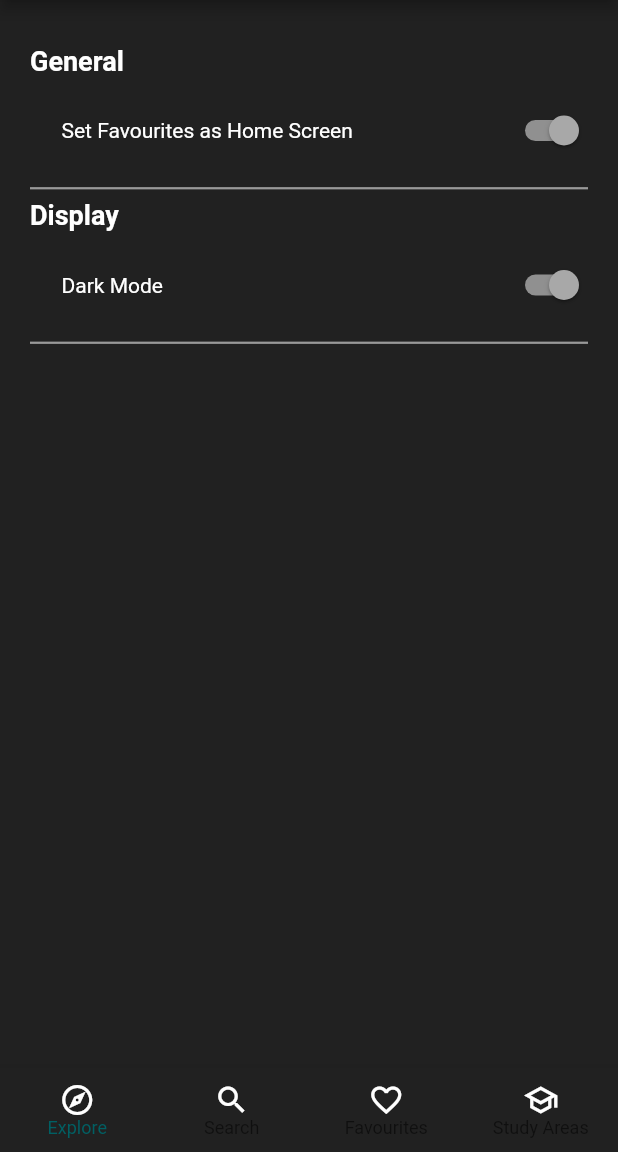
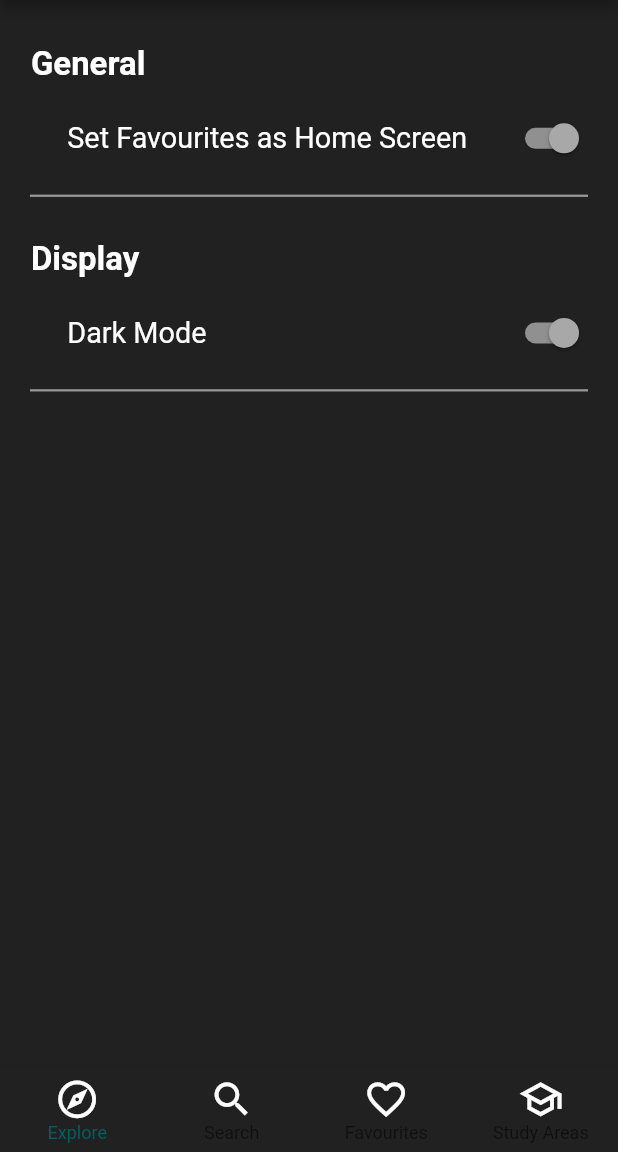
Before and after one commit to hsiaotingluv/AY20-21_HOwGO_Orbital, a Flutter app: the SettingsScreen screen opened by its route, on a phone screen of 412 x 824 dp, the part 84-1236 px from its top. Run offline on Flutter 3.47's test engine with Material 2 defaults, Android fonts, the phone set to English and light mode, and no system bars; our stand-ins replace cloud_firestore, firebase_core, shared_preferences, sizer, sqflite; accounts and stored records are empty.

Commit message:
Modified sizes

```diff
--- a/lib/main.dart
+++ b/lib/main.dart
@@ -1,6 +1,7 @@
 import 'package:flutter/material.dart';
 import 'package:provider/provider.dart';
 import 'package:firebase_core/firebase_core.dart';
+import 'package:sizer/sizer.dart';
 
 import './providers/home_screen_provider.dart';
 import './providers/rooms_provider.dart';
@@ -56,6 +57,7 @@ class MyApp extends StatelessWidget with ChangeNotifier {
       builder: (context, child) {
         final themeSettings = Provider.of<ThemeSettings>(context);
         final pickedHomeScreen = Provider.of<ChooseHomeScreenSettings>(context);
+        return Sizer(builder: (context, orientation, deviceType) {
           return MaterialApp(
             title: 'HOwGO',
             theme: themeSettings.darkTheme ? darkTheme : lightTheme,
@@ -76,6 +78,7 @@ class MyApp extends StatelessWidget with ChangeNotifier {
               StudyAreasScreen.routeName: (ctx) => StudyAreasScreen(),
             },
           );
+        });
       },
     );
   }
--- a/lib/screens/settings_screen.dart
+++ b/lib/screens/settings_screen.dart
@@ -3,7 +3,7 @@ import 'dart:io';
 import 'package:flutter/material.dart';
 import 'package:provider/provider.dart';
 import 'package:flutter/cupertino.dart';
-// import 'package:sizer/sizer.dart';
+import 'package:sizer/sizer.dart';
 
 import '../models/cupertino_switch_list_tile.dart';
 import '../providers/home_screen_provider.dart';
@@ -40,11 +40,13 @@ class _SettingsScreenState extends State<SettingsScreen> {
               child: Text(
                 'General',
                 style: TextStyle(
-                  fontSize: 18,
+                  fontSize: 16.sp,
                   fontWeight: FontWeight.bold,
                 ),
               ),
-              margin: EdgeInsets.only(left: 20),
+              margin: EdgeInsets.only(
+                left: 5.w,
+              ),
             ),
             Platform.isAndroid
                 ? Container(
@@ -53,7 +55,7 @@ class _SettingsScreenState extends State<SettingsScreen> {
                       title: Text(
                         'Set Favourites as Home Screen',
                         style: TextStyle(
-                          fontSize: 14,
+                          fontSize: 14.sp,
                           color: Theme.of(context).textTheme.bodyText2.color,
                         ),
                       ),
@@ -65,8 +67,8 @@ class _SettingsScreenState extends State<SettingsScreen> {
                       },
                     ),
                     padding: EdgeInsets.only(
-                      left: 25,
-                      top: 8,
+                      left: 7.w,
+                      top: 1.h,
                     ),
                   )
                 : Container(
@@ -75,7 +77,7 @@ class _SettingsScreenState extends State<SettingsScreen> {
                       title: Text(
                         'Set Favourites as Home Screen',
                         style: TextStyle(
-                          fontSize: 14,
+                          fontSize: 14.sp,
                           color: Theme.of(context).textTheme.bodyText2.color,
                         ),
                       ),
@@ -87,8 +89,8 @@ class _SettingsScreenState extends State<SettingsScreen> {
                       },
                     ),
                     padding: EdgeInsets.only(
-                      left: 25,
-                      top: 8,
+                      left: 7.w,
+                      top: 1.h,
                     ),
                   ),
             Divider(
@@ -98,17 +100,19 @@ class _SettingsScreenState extends State<SettingsScreen> {
               thickness: 1.5,
             ),
             Container(
-              height: 3,
+              height: 3.h,
             ),
             Container(
               child: Text(
                 'Display',
                 style: TextStyle(
-                  fontSize: 18,
+                  fontSize: 16.sp,
                   fontWeight: FontWeight.bold,
                 ),
               ),
-              margin: EdgeInsets.only(left: 20),
+              margin: EdgeInsets.only(
+                left: 5.w,
+              ),
             ),
             Platform.isAndroid
                 ? Container(
@@ -117,7 +121,7 @@ class _SettingsScreenState extends State<SettingsScreen> {
                       title: Text(
                         'Dark Mode',
                         style: TextStyle(
-                          fontSize: 14,
+                          fontSize: 14.sp,
                           color: Theme.of(context).textTheme.bodyText2.color,
                         ),
                       ),
@@ -129,8 +133,8 @@ class _SettingsScreenState extends State<SettingsScreen> {
                       },
                     ),
                     padding: EdgeInsets.only(
-                      left: 25,
-                      top: 8,
+                      left: 7.w,
+                      top: 1.h,
                     ),
                   )
                 : Container(
@@ -139,7 +143,7 @@ class _SettingsScreenState extends State<SettingsScreen> {
                       title: Text(
                         'Dark Mode',
                         style: TextStyle(
-                          fontSize: 15,
+                          fontSize: 14.sp,
                           color: Theme.of(context).textTheme.bodyText2.color,
                         ),
                       ),
@@ -151,8 +155,8 @@ class _SettingsScreenState extends State<SettingsScreen> {
                       },
                     ),
                     padding: EdgeInsets.only(
-                      left: 25,
-                      top: 8,
+                      left: 7.w,
+                      top: 1.h,
                     ),
                   ),
             Divider(
--- a/lib/widgets/campus_item.dart
+++ b/lib/widgets/campus_item.dart
@@ -1,4 +1,5 @@
 import 'package:flutter/material.dart';
+import 'package:sizer/sizer.dart';
 // import 'package:firebase_core/firebase_core.dart';
 // import 'package:cloud_firestore/cloud_firestore.dart';
 
@@ -75,9 +76,9 @@ class CampusItem extends StatelessWidget {
             Positioned(
               bottom: 0,
               // height: 50,
-              width: 396,
+              width: 96.w,
               child: Container(
-                height: 50,
+                height: 6.h,
                 decoration: BoxDecoration(
                   borderRadius: BorderRadius.only(
                     bottomLeft: Radius.circular(10),
--- a/lib/widgets/main_drawer.dart
+++ b/lib/widgets/main_drawer.dart
@@ -2,10 +2,11 @@ import 'dart:io';
 
 import 'package:flutter/cupertino.dart';
 import 'package:flutter/material.dart';
-// import 'package:sizer/sizer.dart';
+import 'package:sizer/sizer.dart';
 
 import '../screens/settings_screen.dart';
-import '../screens/timetable_screen.dart';
+// import '../screens/maps_screen.dart';
+// import '../screens/timetable_screen.dart';
 
 class MainDrawer extends StatelessWidget {
   Widget buildListTile(
@@ -26,13 +27,13 @@ class MainDrawer extends StatelessWidget {
           child: ListTile(
             leading: Icon(
               icon,
-              size: 22,
+              size: 22.sp,
             ),
             title: Text(
               title,
               style: TextStyle(
                 fontWeight: FontWeight.bold,
-                fontSize: 15,
+                fontSize: 15.sp,
                 color: Theme.of(context).textTheme.bodyText1.color,
               ),
             ),
@@ -40,7 +41,7 @@ class MainDrawer extends StatelessWidget {
           ),
         ),
         SizedBox(
-          height: 2,
+          height: 2.h,
         ),
       ],
     );
@@ -88,14 +89,14 @@ class MainDrawer extends StatelessWidget {
           SizedBox(
             height: 10,
           ),
-          buildListTile(
-            context,
-            'Timetable',
-            Icons.calendar_today_outlined,
-            () {
-              Navigator.of(context).pushNamed(TimetableScreen.routeName);
-            },
-          ),
+          // buildListTile(
+          //   context,
+          //   'Timetable',
+          //   Icons.calendar_today_outlined,
+          //   () {
+          //     Navigator.of(context).pushNamed(TimetableScreen.routeName);
+          //   },
+          // ),
           // buildListTile(
           //   context,
           //   'Map',
--- a/lib/widgets/navigation_bar.dart
+++ b/lib/widgets/navigation_bar.dart
@@ -2,7 +2,7 @@ import 'dart:io';
 
 import 'package:flutter/cupertino.dart';
 import 'package:flutter/material.dart';
-// import 'package:sizer/sizer.dart';
+import 'package:sizer/sizer.dart';
 
 import '../screens/campus_screen.dart';
 import '../screens/favourites_tabs_screen.dart';
@@ -110,7 +110,7 @@ class _NavigationBarState extends State<NavigationBar> {
         selectedItemColor: Theme.of(context).primaryColor,
         selectedFontSize: 12,
         unselectedFontSize: 12,
-        iconSize: 24,
+        iconSize: 22.sp,
         currentIndex: _selectedPageIndex,
         type: BottomNavigationBarType.fixed,
         items: [
--- a/pubspec.yaml
+++ b/pubspec.yaml
@@ -34,7 +34,7 @@ dependencies:
   path_provider: ^2.0.2
   shared_preferences: ^2.0.6
   floating_bottom_navigation_bar: ^1.5.2
-  # sizer: ^2.0.13
+  sizer: ^2.0.13
 
 
   # The following adds the Cupertino Icons font to your application.
```
Also changed, not shown: pubspec.lock. Lines whose indentation alone changed are shown as unchanged.
